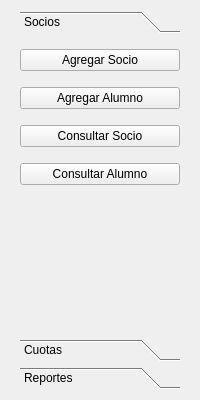
This is ui/main_window_base.ui in acostamatt/cooperadora_qt as Qt 5 draws it before an edit. The edited form follows.
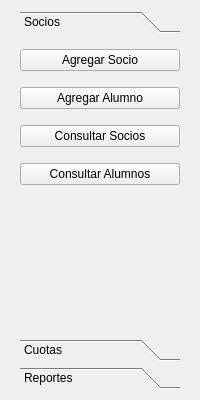
This is the edited form.

Commit message: Add ui form cobranza file.

Diff of the .ui file:
```diff
--- a/ui/main_window_base.ui
+++ b/ui/main_window_base.ui
@@ -105,14 +105,14 @@
           <item>
            <widget class="QPushButton" name="pushButton_6">
             <property name="text">
-             <string>Consultar Socio</string>
+             <string>Consultar Socios</string>
             </property>
            </widget>
           </item>
           <item>
            <widget class="QPushButton" name="pushButton">
             <property name="text">
-             <string>Consultar Alumno</string>
+             <string>Consultar Alumnos</string>
             </property>
            </widget>
           </item>
```
Left out of the diff: 48 changed lines with no effect on the pictures. The commit also changes 3 other files.
